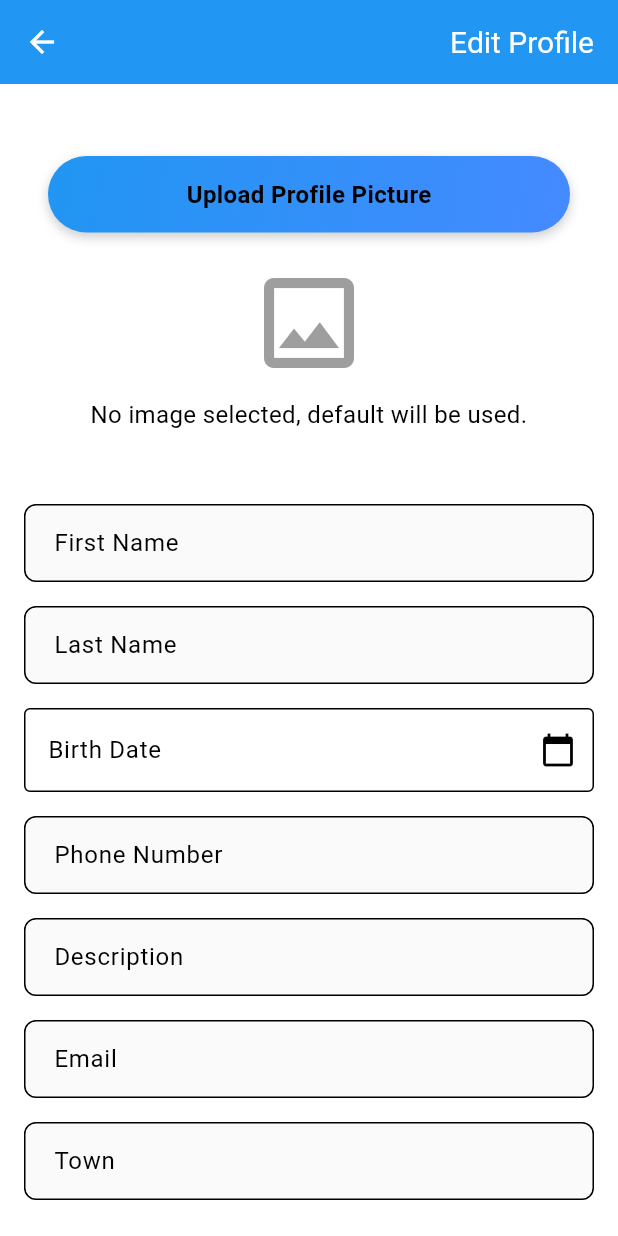
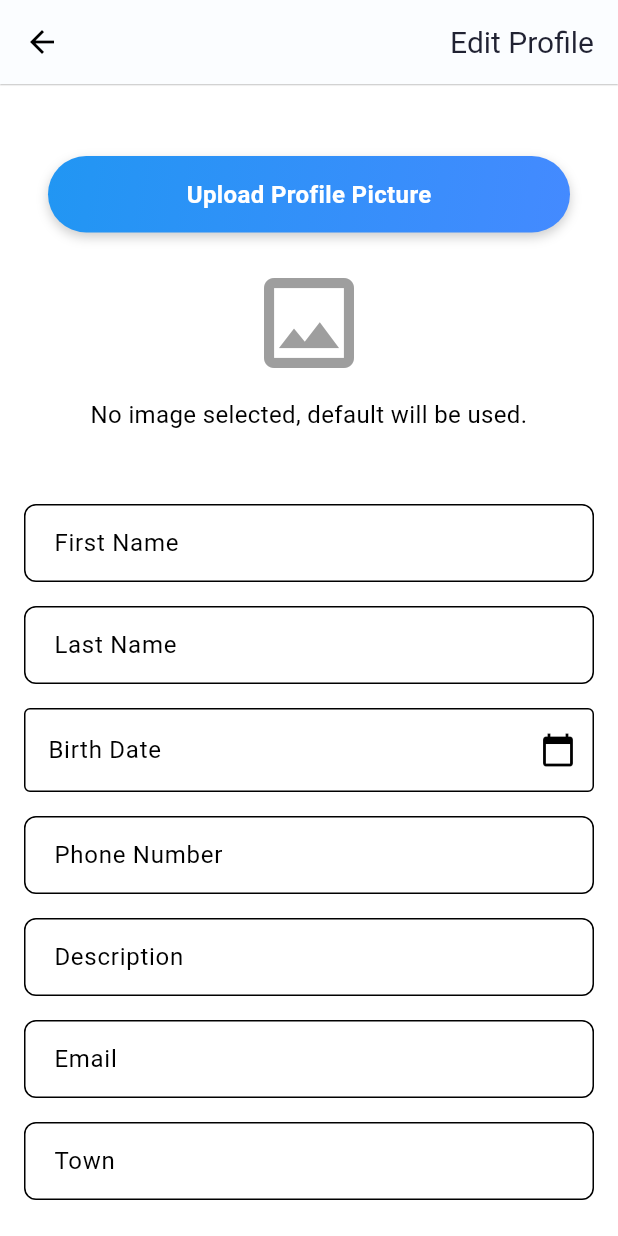
Before and after one commit to gabigoranov/farmers-market, a Flutter app: the EditProfile screen opened directly, on a phone screen of 412 x 824 dp. Run offline on Flutter 3.47's test engine with Material 3 defaults, Android fonts, the light colour scheme and no system bars; our stand-ins replace carousel_slider, cloud_firestore, dio, firebase_core, firebase_messaging, firebase_storage and 9 more; accounts and stored records are empty; statements that could not run were skipped.

Commit message:
Bug Fixes

```diff
--- a/MarketFlutter/lib/components/file_selector_component.dart
+++ b/MarketFlutter/lib/components/file_selector_component.dart
@@ -52,7 +52,7 @@ class _FileSelectorComponentState extends State<FileSelectorComponent> {
                 borderRadius: BorderRadius.circular(30),
                 boxShadow: [
                   BoxShadow(
-                    color: Colors.black.withOpacity(0.2),
+                    color: Colors.black.withValues(alpha: 0.2),
                     blurRadius: 6,
                     offset: const Offset(0, 3),
                   ),
@@ -64,6 +64,7 @@ class _FileSelectorComponentState extends State<FileSelectorComponent> {
                   style: const TextStyle(
                     fontSize: 16,
                     fontWeight: FontWeight.bold,
+                    color: Colors.white
                   ),
                 ),
               ),
--- a/MarketFlutter/lib/views/edit_profile_screen.dart
+++ b/MarketFlutter/lib/views/edit_profile_screen.dart
@@ -72,13 +72,13 @@ class _EditProfileState extends State<EditProfile> {
           appBar: AppBar(
             title: Align(
               alignment: Alignment.centerRight,
-              child: Text(AppLocalizations.of(context)!.edit_profile, style: const TextStyle(color: Colors.white)),
+              child: Text(AppLocalizations.of(context)!.edit_profile),
             ),
-            backgroundColor: Colors.blue,
-            elevation: 0,
-            iconTheme: const IconThemeData(color: Colors.white), // Make back button white
+            elevation: 0.4,
+            shadowColor: Get.theme.colorScheme.surfaceDim.withValues(alpha: 0.87),
+            backgroundColor: Get.theme.scaffoldBackgroundColor,
           ),
-          backgroundColor: Colors.white,
+          backgroundColor: Get.theme.scaffoldBackgroundColor,
           body: SingleChildScrollView(
             child: Padding(
               padding: const EdgeInsets.all(16.0),
@@ -199,7 +199,6 @@ class _EditProfileState extends State<EditProfile> {
             borderRadius: BorderRadius.circular(8.0),
           ),
           filled: true,
-          fillColor: Colors.grey.shade50,
           contentPadding: const EdgeInsets.symmetric(horizontal: 16.0, vertical: 14.0), // Wider form fields
         ),
         validator: validator,
```
Also changed, not shown: MarketFlutter/lib/views/purchase_screen.dart (+39 -46 lines), MarketFlutter/pubspec.lock, 16 other files.
